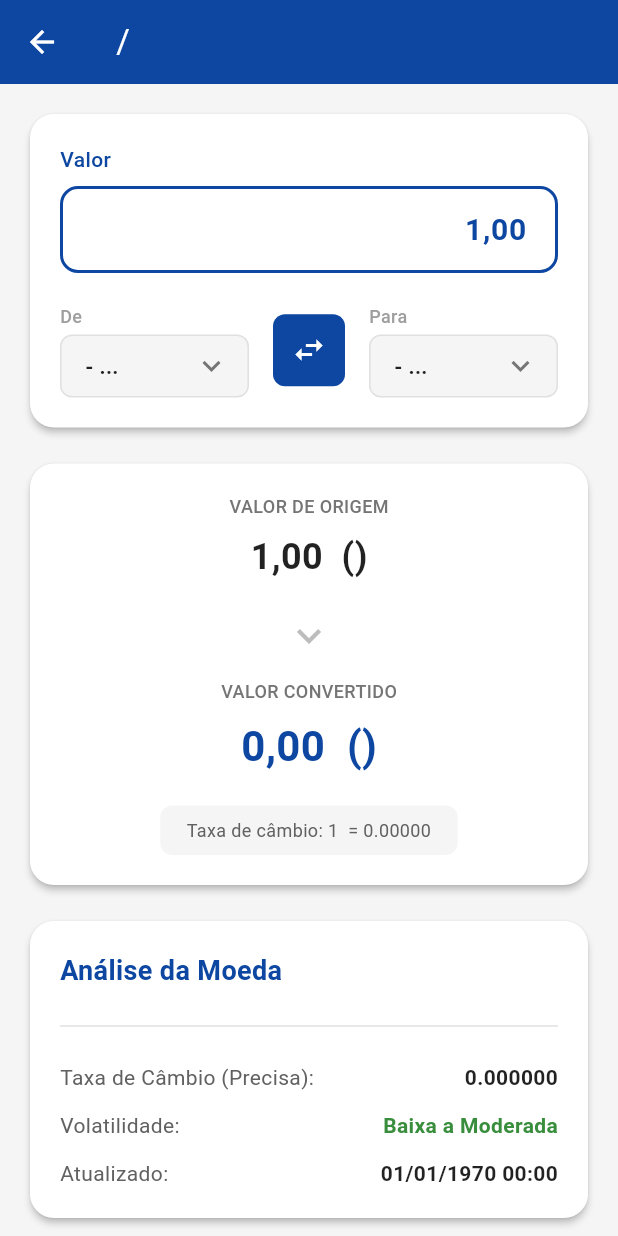
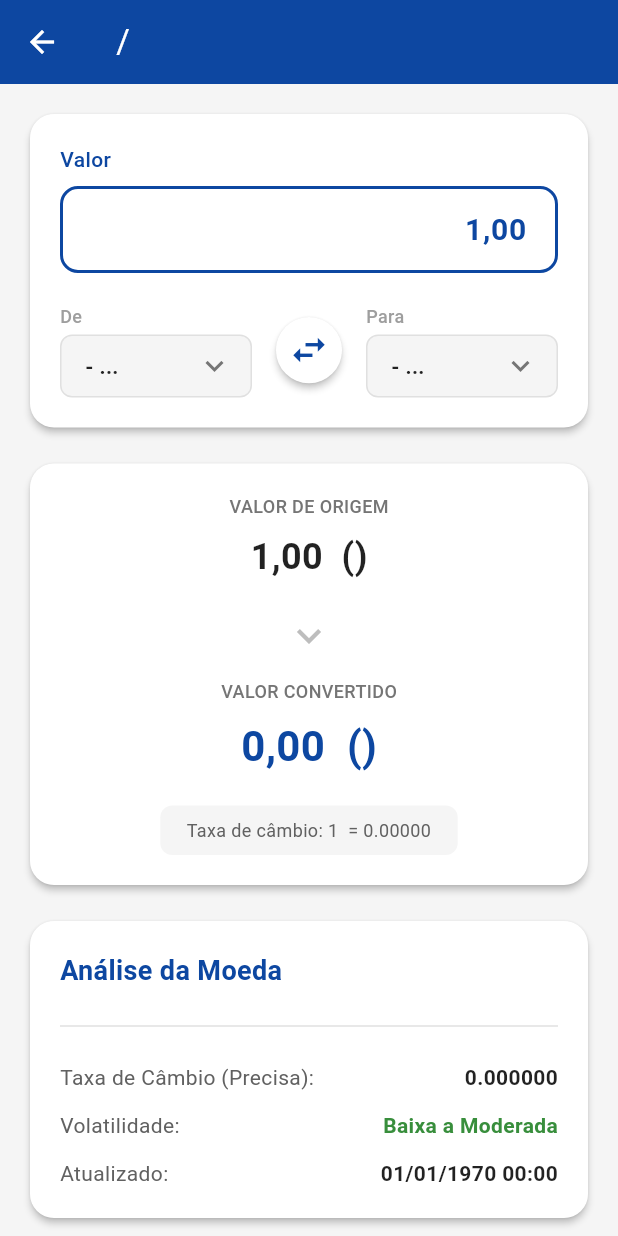
Before and after one commit to Cromablue/desafio_bemol, a Flutter app: the CurrencyDetailScreen screen opened directly with empty values, on a phone screen of 412 x 824 dp. Run offline on Flutter 3.47's test engine with Material 3 defaults, Android fonts, the light colour scheme and no system bars; our stand-ins replace flutter_dotenv, flutter_svg, shared_preferences, timeago; accounts and stored records are empty.

Commit message:
:art: Style: visual improvement of the exchange button in the CurrencyDetailScreen

```diff
--- a/lib/screens/currency_detail_screen.dart
+++ b/lib/screens/currency_detail_screen.dart
@@ -307,7 +307,7 @@ class _CurrencyDetailScreenState extends State<CurrencyDetailScreen>
               ],
             ),
             const SizedBox(height: 20),
-            // Seletores de moeda agora abrem modal popup
+            // Currency selectors and swap button with improved swap style
             Row(
               children: [
                 Expanded(
@@ -318,15 +318,21 @@ class _CurrencyDetailScreenState extends State<CurrencyDetailScreen>
                   ),
                 ),
                 const SizedBox(width: 16),
-                Container(
-                  decoration: BoxDecoration(
-                    color: AppColors.primary,
-                    borderRadius: BorderRadius.circular(8),
-                  ),
-                  child: IconButton(
-                    icon: const Icon(Icons.swap_horiz, color: Colors.white, size: 24),
-                    onPressed: _swapCurrencies,
-                    tooltip: 'Trocar moedas',
+                Material(
+                  shape: const CircleBorder(),
+                  color: Colors.white,
+                  elevation: 2,
+                  child: InkWell(
+                    customBorder: const CircleBorder(),
+                    onTap: _swapCurrencies,
+                    child: Padding(
+                      padding: const EdgeInsets.all(8.0),
+                      child: Icon(
+                        Icons.swap_horiz,
+                        color: AppColors.primary,
+                        size: 28,
+                      ),
+                    ),
                   ),
                 ),
                 const SizedBox(width: 16),
```
